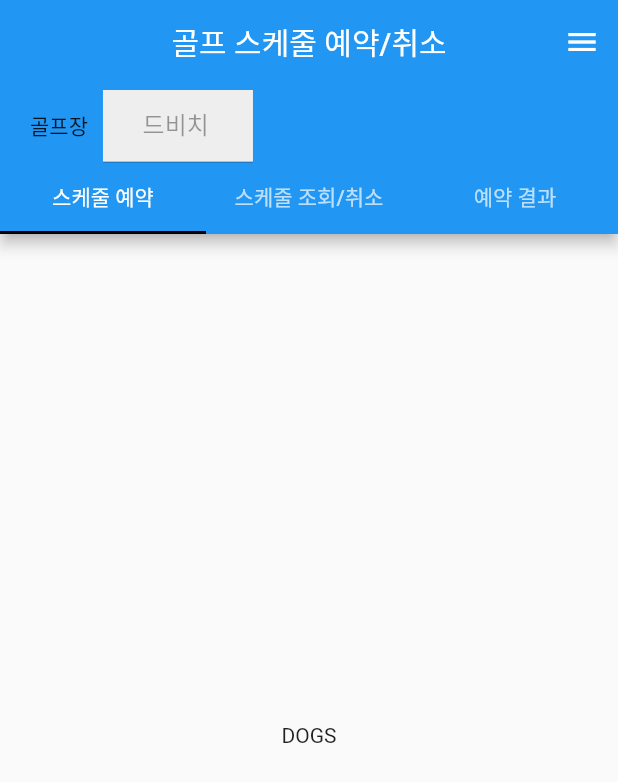
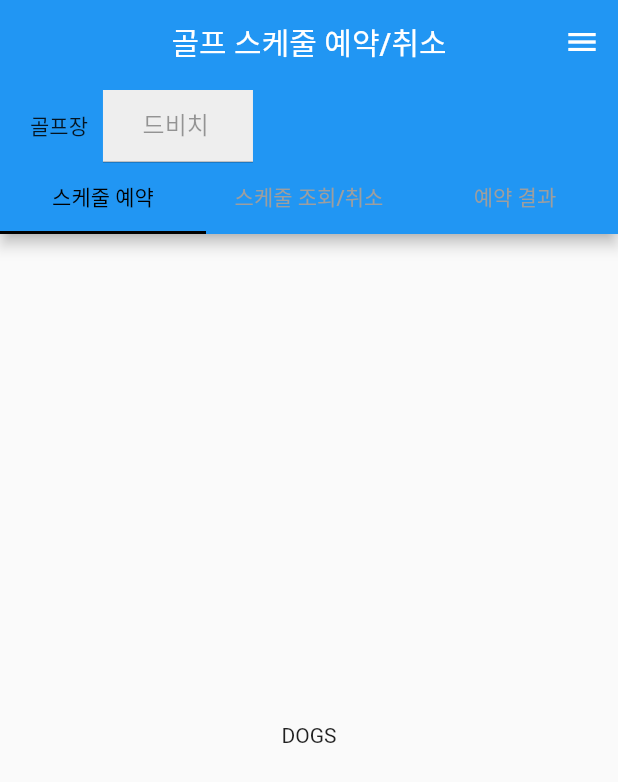
Before and after one commit to lazarus0320/golf_reservation_app, a Flutter app: the screen it shows after launch, on a phone screen of 412 x 824 dp. Shown: the top 782 px of the screen. Run offline on Flutter 3.47's test engine with Material 2 defaults, Android fonts, the phone set to English and light mode, and no system bars; our stand-ins replace flutter_dotenv, get, table_calendar.

Commit message:
test: reservation_page UI 변경 진행중

```diff
--- a/lib/screens/reservation_page2.dart
+++ b/lib/screens/reservation_page2.dart
@@ -45,6 +45,8 @@ class ReservationPage2 extends StatelessWidget {
                 ),
                 const TabBar(
                   indicatorColor: Colors.black,
+                  labelColor: Colors.black, // 선택된 탭의 글자색
+                  unselectedLabelColor: Colors.grey, // 선택되지 않은 탭의 글자색
                   tabs: [
                     Tab(text: '스케줄 예약', ),
                     Tab(text: '스케줄 조회/취소', ),
```
